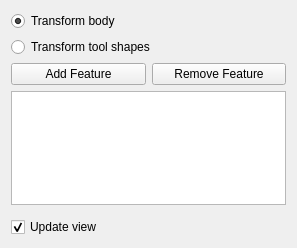
southseact-3d/fcd, file src/Mod/PartDesign/Gui/TaskTransformedParameters.ui: the form before one commit.
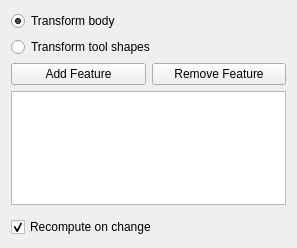
The form after the commit.

```diff
--- a/src/Mod/PartDesign/Gui/TaskTransformedParameters.ui
+++ b/src/Mod/PartDesign/Gui/TaskTransformedParameters.ui
@@ -119,7 +119,7 @@
    <item>
     <widget class="QCheckBox" name="checkBoxUpdateView">
      <property name="text">
-      <string>Update view</string>
+      <string>Recompute on change</string>
      </property>
      <property name="checked">
       <bool>true</bool>
```
